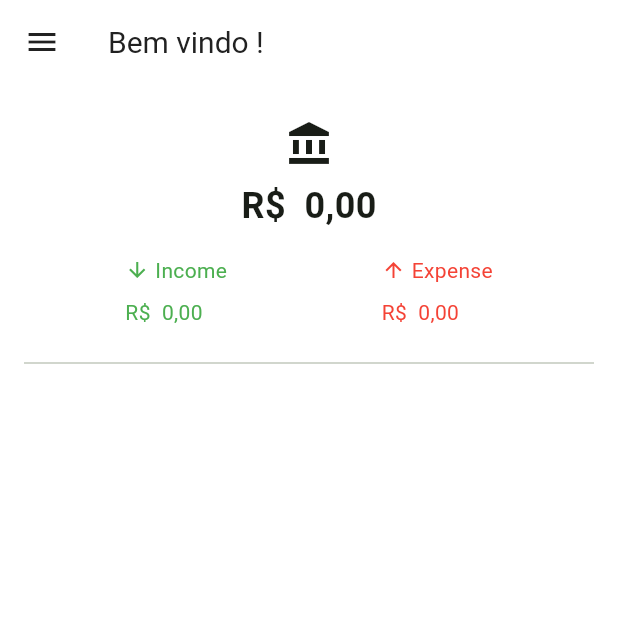
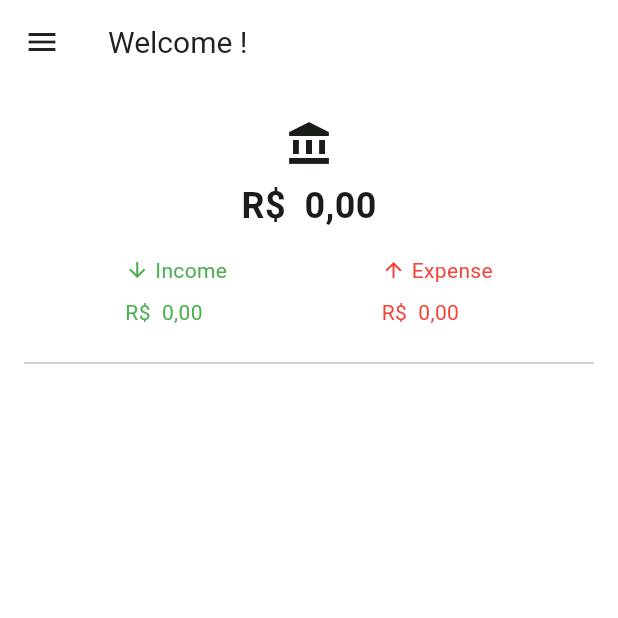
Before and after one commit to Felipe-Borba/my_kakeibo, a Flutter app: the DashboardView screen opened by its route, on a phone screen of 412 x 824 dp, the top half of it. Run offline on Flutter 3.47's test engine with Material 3 defaults, Android fonts, the phone set to English and light mode, and no system bars; our stand-ins replace cloud_firestore, firebase_auth, firebase_core, firebase_messaging, flutter_local_notifications, flutter_modular and 1 more; accounts and stored records are empty; generated files the repository leaves out were written again.

Commit message:
feat: translate dashboard

```diff
--- a/lib/presentation/user/dashboard/dashboard_view.dart
+++ b/lib/presentation/user/dashboard/dashboard_view.dart
@@ -40,7 +40,7 @@ class DashboardView extends StatelessWidget {
             return Scaffold(
               key: const Key("dashboard"),
               appBar: AppBar(
-                title: Text("Bem vindo ${controller.user?.name}!"),
+                title: Text(intl.welcomeMessage(controller.user?.name ?? "")),
               ),
               drawer: const DrawerCustom(),
               body: Padding(
@@ -79,17 +79,17 @@ class DashboardView extends StatelessWidget {
                           Column(
                             crossAxisAlignment: CrossAxisAlignment.start,
                             children: [
-                              const Row(
+                              Row(
                                 children: [
-                                  Icon(
+                                  const Icon(
                                     Icons.arrow_downward,
                                     color: Colors.green,
                                     size: 16,
                                   ),
-                                  SizedBox(width: 4),
+                                  const SizedBox(width: 4),
                                   Text(
-                                    'Income',
-                                    style: TextStyle(color: Colors.green),
+                                    intl.income,
+                                    style: const TextStyle(color: Colors.green),
                                   ),
                                 ],
                               ),
@@ -103,17 +103,17 @@ class DashboardView extends StatelessWidget {
                           Column(
                             crossAxisAlignment: CrossAxisAlignment.start,
                             children: [
-                              const Row(
+                              Row(
                                 children: [
-                                  Icon(
+                                  const Icon(
                                     Icons.arrow_upward,
                                     color: Colors.red,
                                     size: 16,
                                   ),
-                                  SizedBox(width: 4),
+                                  const SizedBox(width: 4),
                                   Text(
-                                    'Expense',
-                                    style: TextStyle(color: Colors.red),
+                                    intl.expense,
+                                    style: const TextStyle(color: Colors.red),
                                   ),
                                 ],
                               ),
@@ -133,6 +133,7 @@ class DashboardView extends StatelessWidget {
                         itemCount: controller.list.length,
                         itemBuilder: (context, index) {
                           var transaction = controller.list[index];
+                          //TODO extract method
                           return Padding(
                             padding: const EdgeInsets.symmetric(vertical: 4),
                             child: Row(
@@ -146,7 +147,9 @@ class DashboardView extends StatelessWidget {
                                 ),
                                 const SizedBox(width: 16),
                                 Text(
-                                  transaction is Income ? 'Income' : 'Expense',
+                                  transaction is Income
+                                      ? intl.income
+                                      : intl.expense,
                                   style: const TextStyle(
                                     color: Colors.blueAccent,
                                   ),
```
Also changed, not shown: lib/core/localization/app_en.arb (+16 -3 lines), lib/core/localization/app_pt.arb (+14 -1 lines).
